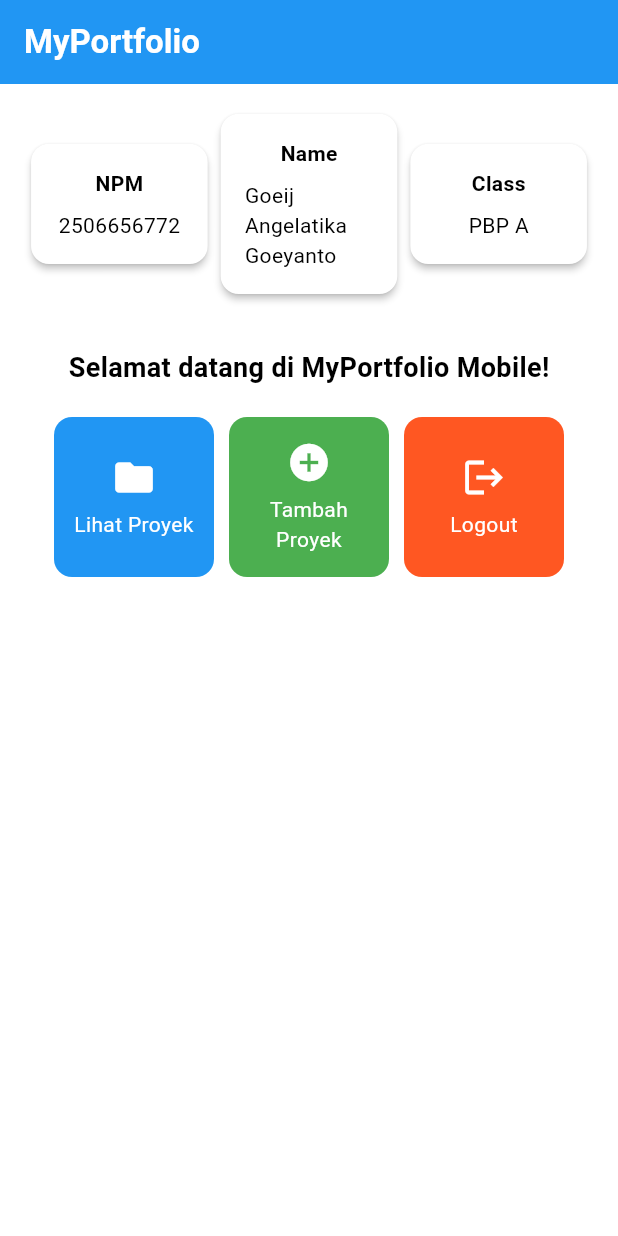
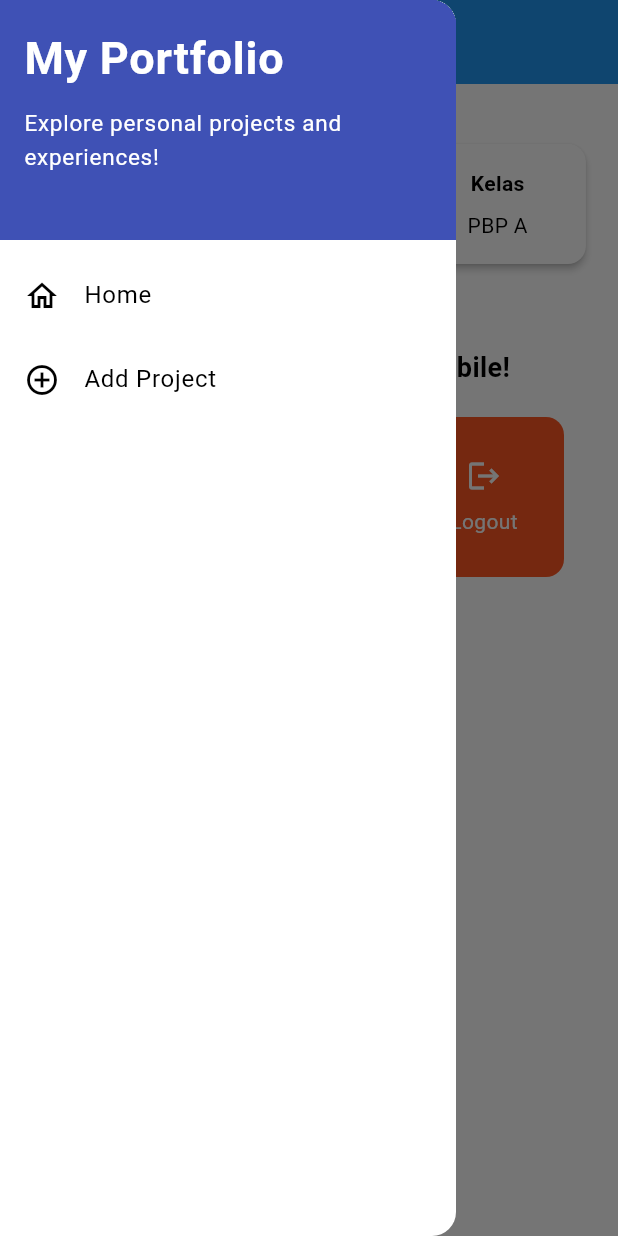
Before and after one commit to angelgoeij/myportofolio_mobile, a Flutter app: the screen it shows after launch, with the side drawer open (before the commit the screen has no drawer), on a phone screen of 412 x 824 dp. Run offline on Flutter 3.47's test engine with Material 3 defaults, Android fonts, the phone set to English and light mode, and no system bars.

Commit message:
feat:tutorial-9

```diff
--- a/lib/main.dart
+++ b/lib/main.dart
@@ -1,6 +1,6 @@
 import 'package:flutter/material.dart';
-import 'package:myportofolio_mobile/menu.dart';
-import 'menu.dart';
+import 'package:myportofolio_mobile/screens/menu.dart';
+import 'screens/menu.dart';
 
 void main() {
   runApp(const MyApp());
--- a/lib/menu.dart
+++ /dev/null
@@ -1,172 +0,0 @@
-import 'package:flutter/material.dart';
-
-class MyHomePage extends StatelessWidget {
-  MyHomePage({super.key});
-
-  final String npm = "2506656772";
-  final String nama = "Goeij Angelatika Goeyanto";
-  final String kelas = "PBP A";
-
-  final List<ItemHomepage> items = [
-    ItemHomepage("Lihat Proyek", Icons.folder, Colors.blue),
-    ItemHomepage("Tambah Proyek", Icons.add_circle, Colors.green),
-    ItemHomepage("Logout", Icons.logout, Colors.deepOrange),
-  ];
-
-  @override
-  Widget build(BuildContext context) {
-    // Scaffold menyediakan struktur visual dasar halaman (AppBar, Body, SnackBar).
-    return Scaffold(
-      // AppBar menampilkan bar bagian atas halaman aplikasi.
-      appBar: AppBar(
-        title: const Text(
-          'MyPortfolio',
-          style: TextStyle(
-            color: Colors.white,
-            fontWeight: FontWeight.bold,
-          ),
-        ),
-        backgroundColor: Theme.of(context).colorScheme.primary,
-      ),
-      // Body halaman utama dengan padding di sekelilingnya.
-      body: Padding(
-        padding: const EdgeInsets.all(16.0),
-        child: Column(
-          crossAxisAlignment: CrossAxisAlignment.center,
-          children: [
-            // Baris horizontal untuk menampilkan 3 InfoCard secara sejajar.
-            Row(
-              mainAxisAlignment: MainAxisAlignment.spaceEvenly,
-              children: [
-                InfoCard(title: 'NPM', content: npm),
-                InfoCard(title: 'Name', content: nama),
-                InfoCard(title: 'Class', content: kelas),
-              ],
-            ),
-
-            const SizedBox(height: 16.0),
-
-            // Bagian tengah: pesan sambutan dan kisi tombol menu portofolio.
-            Center(
-              child: Column(
-                children: [
-                  const Padding(
-                    padding: EdgeInsets.only(top: 16.0),
-                    child: Text(
-                      'Selamat datang di MyPortfolio Mobile!',
-                      style: TextStyle(
-                        fontWeight: FontWeight.bold,
-                        fontSize: 18.0,
-                      ),
-                    ),
-                  ),
-
-                  // GridView menampilkan kartu tombol dalam tata letak kisi 3 kolom.
-                  GridView.count(
-                    primary: true,
-                    padding: const EdgeInsets.all(20),
-                    crossAxisSpacing: 10,
-                    mainAxisSpacing: 10,
-                    crossAxisCount: 3,
-                    // shrinkWrap agar ukuran kisi menyesuaikan tinggi konten anak.
-                    shrinkWrap: true,
-                    children: items.map((ItemHomepage item) {
-                      return ItemCard(item);
-                    }).toList(),
-                  ),
-                ],
-              ),
-            ),
-          ],
-        ),
-      ),
-    );
-  }
-}
-
-class InfoCard extends StatelessWidget {
-  // Kartu informasi yang menampilkan judul (title) dan isi (content).
-  final String title;
-  final String content;
-
-  const InfoCard({super.key, required this.title, required this.content});
-
-  @override
-  Widget build(BuildContext context) {
-    return Card(
-      // Memberikan efek bayangan kartu elevasi 2 unit.
-      elevation: 2.0,
-      child: Container(
-        // Menyesuaikan lebar kartu dengan proporsi layar (dibagi 3.5).
-        width: MediaQuery.of(context).size.width / 3.5,
-        padding: const EdgeInsets.all(16.0),
-        // Menyusun teks title dan content secara vertikal.
-        child: Column(
-          children: [
-            Text(
-              title,
-              style: const TextStyle(fontWeight: FontWeight.bold),
-            ),
-            const SizedBox(height: 8.0),
-            Text(content),
-          ],
-        ),
-      ),
-    );
-  }
-}
-
-class ItemHomepage {
-  final String name;
-  final IconData icon;
-  final Color color;
-
-  ItemHomepage(this.name, this.icon, this.color);
-}
-
-class ItemCard extends StatelessWidget {
-  final ItemHomepage item;
-
-  const ItemCard(this.item, {super.key});
-
-  @override
-  Widget build(BuildContext context) {
-    return Material(
-      // Menggunakan warna sekunder dari skema tema aplikasi.
-      color: item.color,
-      borderRadius: BorderRadius.circular(12),
-      child: InkWell(
-        // Aksi ketika kartu ditekan oleh pengguna.
-        onTap: () {
-          // Menampilkan SnackBar dengan pesan interaktif.
-          ScaffoldMessenger.of(context)
-            ..hideCurrentSnackBar()
-            ..showSnackBar(
-              SnackBar(content: Text("Kamu telah menekan tombol ${item.name} button!"))
-            );
-        },
-        child: Container(
-          padding: const EdgeInsets.all(8),
-          child: Center(
-            child: Column(
-              mainAxisAlignment: MainAxisAlignment.center,
-              children: [
-                Icon(
-                  item.icon,
-                  color: Colors.white,
-                  size: 30.0,
-                ),
-                const Padding(padding: EdgeInsets.all(3)),
-                Text(
-                  item.name,
-                  textAlign: TextAlign.center,
-                  style: const TextStyle(color: Colors.white),
-                ),
-              ],
-            ),
-          ),
-        ),
-      ),
-    );
-  }
-}
--- /dev/null
+++ b/lib/screens/menu.dart
@@ -0,0 +1,112 @@
+
+import 'package:flutter/material.dart';
+import 'package:myportofolio_mobile/widgets/project_card.dart';
+import 'package:myportofolio_mobile/widgets/left_drawer.dart';
+
+class MyHomePage extends StatelessWidget {
+	MyHomePage({super.key});
+
+	final String npm = "2506656772";
+	final String nama = "Goeij Angelatika Goeyanto";
+	final String kelas = "PBP A";
+
+	final List<ItemHomepage> items = [
+		ItemHomepage("Lihat Proyek", Icons.folder, Colors.blue),
+		ItemHomepage("Tambah Proyek", Icons.add_circle, Colors.green),
+		ItemHomepage("Logout", Icons.logout, Colors.deepOrange),
+	];
+
+  @override
+  Widget build(BuildContext context) {
+    return Scaffold(
+      appBar: AppBar(
+          title: const Text(
+            'MyPortfolio',
+            style: TextStyle(
+              color: Colors.white,
+              fontWeight: FontWeight.bold,
+            ),
+          ),
+          backgroundColor: Theme.of(context).colorScheme.primary,
+          iconTheme: const IconThemeData(color: Colors.white)
+      ),
+      drawer: const LeftDrawer(),
+      body: Padding(
+        padding: const EdgeInsets.all(16.0),
+        child: Column(
+          crossAxisAlignment: CrossAxisAlignment.center,
+          children: [
+            Row(
+              mainAxisAlignment: MainAxisAlignment.center,
+              children: [
+                InfoCard(title: "NPM", content: npm),
+                InfoCard(title: "Nama", content: nama),
+                InfoCard(title: "Kelas", content: kelas),
+              ],
+            ),
+
+            const SizedBox(height: 16.0),
+
+            Center(
+              child: Column(
+                children: [
+                  const Padding(
+                    padding: EdgeInsets.only(top: 16.0),
+                    child: Text(
+                      'Welcome to MyPortfolio Mobile!',
+                      style: TextStyle(
+                        fontWeight: FontWeight.bold,
+                        fontSize: 18.0,
+                      ),
+                    ),
+                  ),
+
+                  GridView.count(
+                    primary: true,
+                    padding: const EdgeInsets.all(20),
+                    crossAxisSpacing: 10,
+                    mainAxisSpacing: 10,
+                    crossAxisCount: 3,
+                    shrinkWrap: true,
+                    children: items.map((ItemHomepage item) {
+                      return ItemCard(item);
+                    }).toList(),
+                  ),
+                ],
+              ),
+            ),
+          ],
+        ),
+      ),
+    );
+  }
+}
+
+class InfoCard extends StatelessWidget {
+  // Information card displaying a title and its associated content.
+  final String title;
+  final String content;
+
+  const InfoCard({super.key, required this.title, required this.content});
+
+  @override
+  Widget build(BuildContext context) {
+    return Card(
+      elevation: 2.0,
+      child: Container(
+        width: MediaQuery.of(context).size.width / 3.5,
+        padding: const EdgeInsets.all(16.0),
+        child: Column(
+          children: [
+            Text(
+              title,
+              style: const TextStyle(fontWeight: FontWeight.bold),
+            ),
+            const SizedBox(height: 8.0),
+            Text(content),
+          ],
+        ),
+      ),
+    );
+  }
+}
--- /dev/null
+++ b/lib/widgets/left_drawer.dart
@@ -0,0 +1,71 @@
+import 'package:flutter/material.dart';
+import 'package:myportofolio_mobile/screens/menu.dart';
+import 'package:myportofolio_mobile/screens/project_form.dart';
+// TODO: Impor halaman ProjectFormPage jika sudah dibuat
+
+class LeftDrawer extends StatelessWidget {
+  const LeftDrawer({super.key});
+
+  @override
+  Widget build(BuildContext context) {
+    return Drawer(
+      child: ListView(
+        children: [
+          const DrawerHeader (
+            // TODO: Bagian drawer header
+            decoration: BoxDecoration(
+              color: Colors.indigo,
+            ),
+            child: Column(
+              crossAxisAlignment: CrossAxisAlignment.start,
+              children: [
+                Text(
+                  'My Portfolio',
+                  style: TextStyle(
+                    fontSize: 30,
+                    fontWeight: FontWeight.bold,
+                    color: Colors.white,
+                  ),
+                ),
+                SizedBox(height: 10),
+                Text(
+                  'Explore personal projects and experiences!',
+                  style: TextStyle(
+                    fontSize: 15,
+                    color: Colors.white,
+                  ),
+                ),
+              ],
+            ),
+          ),
+          ListTile(
+            leading: const Icon(Icons.home_outlined),
+            title: const Text('Home'),
+            // Navigasi ke halaman utama portofolio
+            onTap: () {
+              Navigator.pushReplacement(
+                context,
+                MaterialPageRoute(
+                  builder: (context) => MyHomePage(),
+                ),
+              );
+            },
+          ),
+          ListTile(
+            leading: const Icon(Icons.add_circle_outline),
+            title: const Text('Add Project'),
+            // Navigasi ke halaman tambah proyek
+            onTap: () {
+              Navigator.pushReplacement(
+                context,
+                MaterialPageRoute(
+                  builder: (context) => ProjectFormPage(),
+                ),
+              );
+            },
+          ),
+        ],
+      ),
+    );
+  }
+}
--- /dev/null
+++ b/lib/widgets/project_card.dart
@@ -0,0 +1,64 @@
+import 'package:flutter/material.dart';
+import 'package:myportofolio_mobile/screens/menu.dart';
+import 'package:myportofolio_mobile/screens/project_form.dart';
+
+class ItemHomepage {
+	final String name;
+	final IconData icon;
+	final Color color;
+
+	ItemHomepage(this.name, this.icon, this.color);
+
+}
+
+class ItemCard extends StatelessWidget {
+	final ItemHomepage item;
+
+	const ItemCard(this.item, {super.key});
+
+	@override
+	Widget build(BuildContext context) {
+		return Material(
+			color: item.color,
+			borderRadius: BorderRadius.circular(12),
+			child: InkWell(
+				onTap: () {
+					// Memunculkan SnackBar ketika diklik
+					ScaffoldMessenger.of(context)
+						..hideCurrentSnackBar()
+						..showSnackBar(
+							SnackBar(
+								content: Text(
+									"Kamu telah menekan tombol ${item.name}!",
+								),
+							),
+						);
+
+					// Navigate ke halaman yang sesuai
+					if (item.name == "Tambah Proyek") {
+						Navigator.push(
+							context,
+							MaterialPageRoute(
+								builder: (context) => const ProjectFormPage(),
+							),
+						);
+					}
+				},
+				child: Container(
+					padding: const EdgeInsets.all(8),
+					child: Column(
+						mainAxisAlignment: MainAxisAlignment.center,
+						children: [
+							Icon(item.icon, color: Colors.white),
+							const SizedBox(height: 8),
+							Text(
+								item.name,
+								style: const TextStyle(color: Colors.white),
+							),
+						],
+					),
+				),
+			),
+		);
+	}
+}
```
Also changed, not shown: lib/screens/project_form.dart (added, +220 -0 lines).
